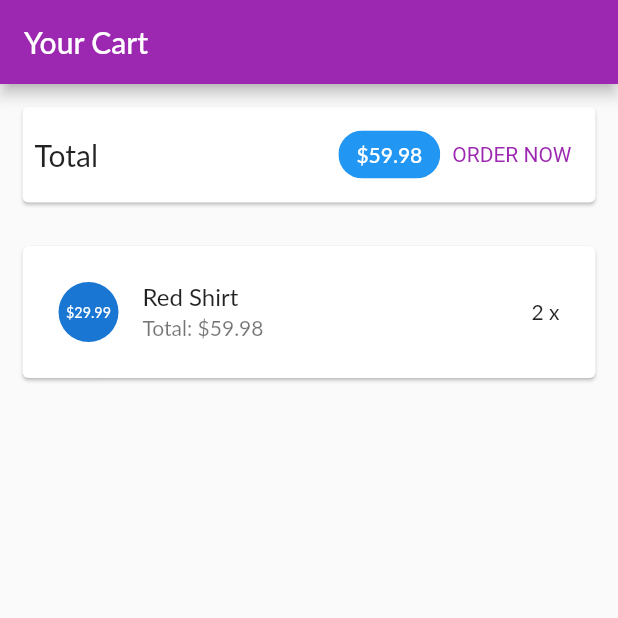
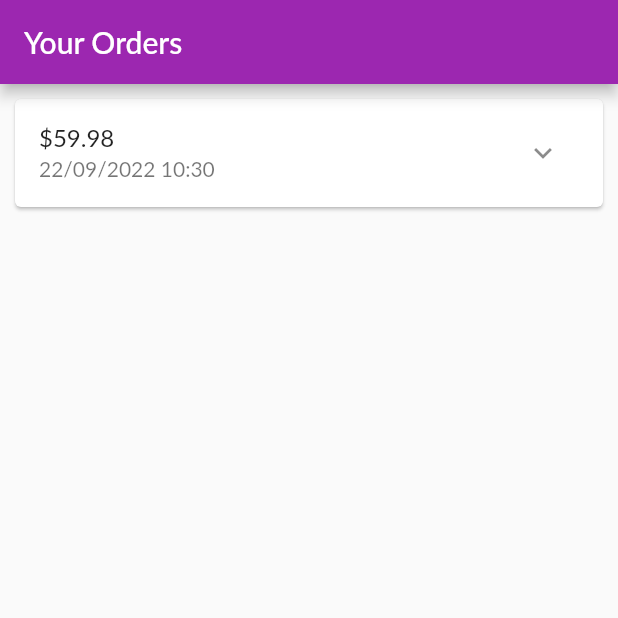
Before and after one commit to ThaoB1909987/CT484_LAB01_B1909987, a Flutter app: the screen it shows after launch, on a phone screen of 412 x 824 dp, the top half of it. Run offline on Flutter 3.47's test engine with Material 2 defaults, Android fonts, the phone set to English and light mode, and no system bars; Roboto replaces fonts that are missing (Lato).

Commit message:
Xay dung trang cac dat hang

```diff
--- a/lib/main.dart
+++ b/lib/main.dart
@@ -5,6 +5,7 @@ import 'ui/products/product_detail_screen.dart';
 import 'ui/products/product_overview_sceen.dart';
 import 'ui/products/user_products_screen.dart';
 import 'ui/cart/cart_screen.dart';
+import 'ui/orders/orders_screen.dart';
 
 void main() {
   runApp(const MyApp());
@@ -30,7 +31,7 @@ class MyApp extends StatelessWidget {
         home: const SafeArea(
             //child: UserProductsScreen(),
             // child: ProductsOverviewScreen(),
-            child: CartScreen(),
+            child: OrdersScreen(),
           ),
       );
   }
--- /dev/null
+++ b/lib/ui/orders/order_item_card.dart
@@ -0,0 +1,81 @@
+import 'dart:math';
+
+import 'package:flutter/material.dart';
+import 'package:intl/intl.dart';
+
+import '../../models/order_item.dart';
+
+class OrderItemCard extends StatefulWidget{
+  final OrderItem order;
+
+  const OrderItemCard (this.order,{super.key});
+
+  @override
+  State<OrderItemCard> createState() => _OrderItemCardState();
+}
+
+class _OrderItemCardState extends State<OrderItemCard> {
+  var _expanded = false;
+
+  @override
+  Widget build(BuildContext context){
+    return Card(
+      margin: const EdgeInsets.all(10),
+      child: Column(
+        children: <Widget>[
+          buildOrderSummary(),
+          if(_expanded) buildOrderDetails()
+        ],
+      ),
+    );
+  }
+
+  Widget buildOrderDetails(){
+    return Container(
+      padding: const EdgeInsets.symmetric(horizontal: 15,vertical: 4),
+      height: min(widget.order.productCount * 20.0 + 10, 100),
+      child: ListView(
+        children: widget.order.products
+          .map(
+            (prod) => Row(
+              mainAxisAlignment: MainAxisAlignment.spaceBetween,
+              children: <Widget>[
+                Text(
+                  prod.title,
+                  style: const TextStyle(
+                    fontSize: 18,
+                    fontWeight: FontWeight.bold,
+                  ),
+                ),
+                Text(
+                  '${prod.quantity}x \$${prod.price}',
+                  style: const TextStyle(
+                    fontSize: 18,
+                    color: Colors.grey,
+                  ),
+                )
+              ],
+            ),
+          )
+          .toList(),
+      ),
+    );
+  }
+
+  Widget  buildOrderSummary(){
+    return ListTile(
+      title: Text('\$${widget.order.amount}'),
+      subtitle: Text(
+        DateFormat('dd/MM/yyyy hh:mm').format(widget.order.dateTime),
+      ),
+      trailing: IconButton(
+        icon: Icon(_expanded ? Icons.expand_less : Icons.expand_more),
+        onPressed:  (){
+          setState(() {
+            _expanded = !_expanded;
+          });
+        },
+      ),
+    );
+  }
+}
--- /dev/null
+++ b/lib/ui/orders/order_manager.dart
@@ -0,0 +1,29 @@
+import '../../models/cart_item.dart';
+import '../../models/order_item.dart';
+import 'package:flutter/foundation.dart';
+
+class OrdersManager with ChangeNotifier {
+  final List<OrderItem> _orders = [
+    OrderItem(
+      id: 'o1',
+      amount: 59.98,
+      products: [
+        CartItem(
+          id: 'c1',
+          title: 'Red Shirt',
+          price: 29.99,
+          quantity: 2,
+        )
+      ],
+      dateTime: DateTime.now(),
+    )
+  ];
+
+  int get orderCount {
+    return _orders.length;
+  }
+
+  List<OrderItem> get orders {
+    return [..._orders];
+  }
+}
--- /dev/null
+++ b/lib/ui/orders/orders_screen.dart
@@ -0,0 +1,23 @@
+import 'package:flutter/material.dart';
+
+import 'order_manager.dart';
+import 'order_item_card.dart';
+
+class OrdersScreen extends StatelessWidget{
+  const OrdersScreen({super.key});
+
+  @override
+  Widget build(BuildContext context){
+    print('building orders');
+    final ordersManager = OrdersManager();
+    return Scaffold(
+      appBar: AppBar(
+        title: const Text('Your Orders'),
+      ),
+      body: ListView.builder(
+        itemCount: ordersManager.orderCount,
+        itemBuilder:  (ctx, i) => OrderItemCard(ordersManager.orders[i]),
+      ),
+    );
+  }
+}
--- a/pubspec.yaml
+++ b/pubspec.yaml
@@ -29,6 +29,7 @@ environment:
 dependencies:
   flutter:
     sdk: flutter
+  intl: ^0.17.0
 
 
   # The following adds the Cupertino Icons font to your application.
```
Also changed, not shown: lib/ui/shared/dialog_utils.dart (added, +25 -0 lines), pubspec.lock.
